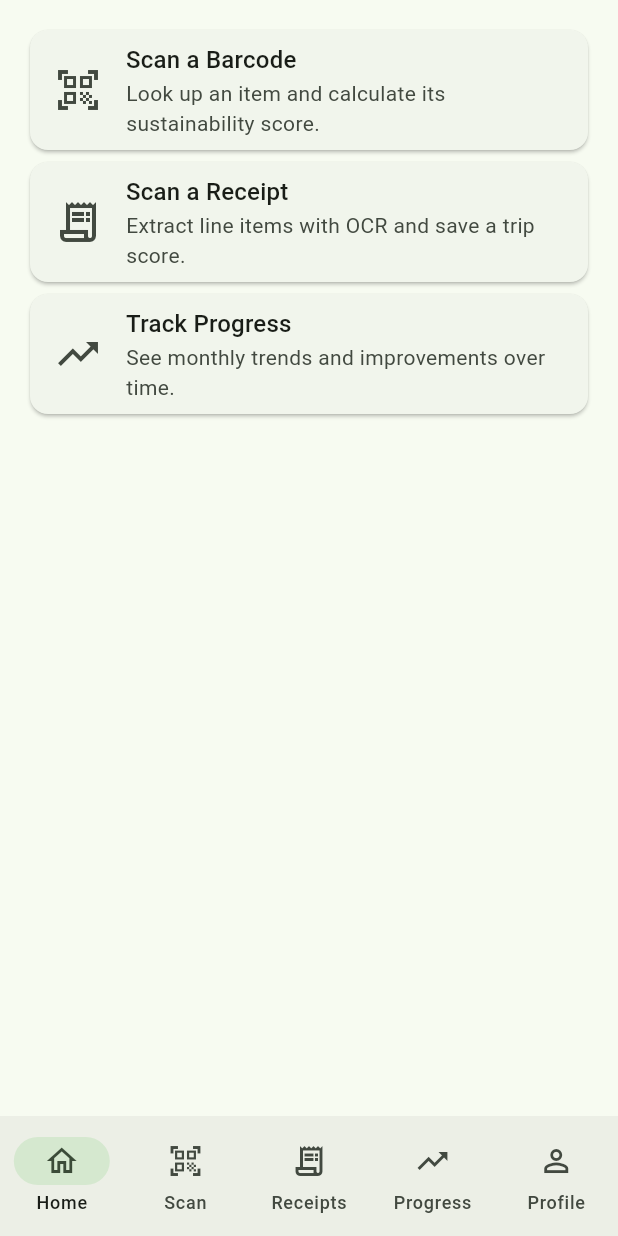
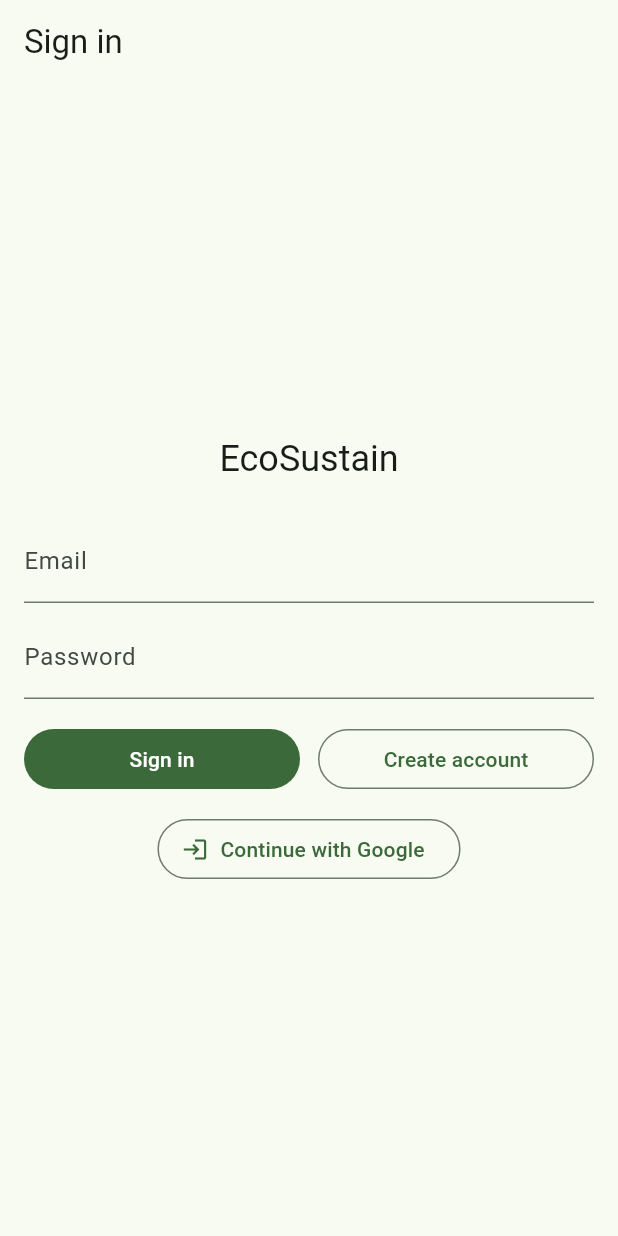
Before and after one commit to RajeshGang/eco_buddy, a Flutter app: the screen it shows after launch, on a phone screen of 412 x 824 dp. Run offline on Flutter 3.47's test engine with Material 3 defaults, Android fonts, the phone set to English and light mode, and no system bars; our stand-ins replace cloud_firestore, firebase_auth, firebase_core, fl_chart, google_sign_in, image_picker; missing offline and left inert: google_mlkit_text_recognition, mobile_scanner; accounts and stored records are empty.

Commit message:
Added login / auth

```diff
--- /dev/null
+++ b/lib/features/auth/auth_gate.dart
@@ -0,0 +1,22 @@
+import 'package:firebase_auth/firebase_auth.dart';
+import 'package:flutter/material.dart';
+import 'sign_in_page.dart';
+
+/// Shows [child] when signed in; otherwise shows the SignInPage.
+class AuthGate extends StatelessWidget {
+  final Widget child;
+  const AuthGate({super.key, required this.child});
+
+  @override
+  Widget build(BuildContext context) {
+    return StreamBuilder<User?>(
+      stream: FirebaseAuth.instance.authStateChanges(),
+      builder: (context, snap) {
+        if (snap.connectionState == ConnectionState.waiting) {
+          return const Scaffold(body: Center(child: CircularProgressIndicator()));
+        }
+        return snap.data == null ? const SignInPage() : child;
+      },
+    );
+  }
+}
--- /dev/null
+++ b/lib/features/auth/sign_in_page.dart
@@ -0,0 +1,101 @@
+import 'package:firebase_auth/firebase_auth.dart';
+import 'package:flutter/foundation.dart' show kIsWeb;
+import 'package:flutter/material.dart';
+import 'package:google_sign_in/google_sign_in.dart';
+
+class SignInPage extends StatefulWidget {
+  const SignInPage({super.key});
+  @override
+  State<SignInPage> createState() => _SignInPageState();
+}
+
+class _SignInPageState extends State<SignInPage> {
+  final _email = TextEditingController();
+  final _password = TextEditingController();
+  bool _busy = false;
+  String? _error;
+
+  Future<void> _emailSignIn({required bool create}) async {
+    setState(() { _busy = true; _error = null; });
+    try {
+      final auth = FirebaseAuth.instance;
+      if (create) {
+        await auth.createUserWithEmailAndPassword(
+          email: _email.text.trim(), password: _password.text);
+      } else {
+        await auth.signInWithEmailAndPassword(
+          email: _email.text.trim(), password: _password.text);
+      }
+    } on FirebaseAuthException catch (e) {
+      setState(() => _error = e.message);
+    } finally {
+      if (mounted) setState(() => _busy = false);
+    }
+  }
+
+  Future<void> _googleSignIn() async {
+    setState(() { _busy = true; _error = null; });
+    try {
+      final auth = FirebaseAuth.instance;
+      if (kIsWeb) {
+        await auth.signInWithPopup(GoogleAuthProvider());
+      } else {
+        final googleUser = await GoogleSignIn().signIn();
+        if (googleUser == null) return; // cancelled
+        final googleAuth = await googleUser.authentication;
+        final cred = GoogleAuthProvider.credential(
+          accessToken: googleAuth.accessToken, idToken: googleAuth.idToken);
+        await auth.signInWithCredential(cred);
+      }
+    } on FirebaseAuthException catch (e) {
+      setState(() => _error = e.message);
+    } finally {
+      if (mounted) setState(() => _busy = false);
+    }
+  }
+
+  @override
+  Widget build(BuildContext context) {
+    final theme = Theme.of(context);
+    return Scaffold(
+      appBar: AppBar(title: const Text('Sign in')),
+      body: Center(
+        child: ConstrainedBox(
+          constraints: const BoxConstraints(maxWidth: 420),
+          child: Padding(
+            padding: const EdgeInsets.all(16),
+            child: Column(mainAxisSize: MainAxisSize.min, children: [
+              Text('EcoSustain', style: theme.textTheme.headlineSmall),
+              const SizedBox(height: 16),
+              if (_error != null)
+                Text(_error!, style: TextStyle(color: theme.colorScheme.error)),
+              const SizedBox(height: 8),
+              TextField(controller: _email, decoration: const InputDecoration(labelText: 'Email')),
+              const SizedBox(height: 8),
+              TextField(controller: _password, decoration: const InputDecoration(labelText: 'Password'), obscureText: true),
+              const SizedBox(height: 16),
+              Row(children: [
+                Expanded(child: FilledButton(
+                  onPressed: _busy ? null : () => _emailSignIn(create: false),
+                  child: _busy ? const SizedBox(height:20,width:20,child:CircularProgressIndicator(strokeWidth:2))
+                               : const Text('Sign in'),
+                )),
+                const SizedBox(width: 12),
+                Expanded(child: OutlinedButton(
+                  onPressed: _busy ? null : () => _emailSignIn(create: true),
+                  child: const Text('Create account'),
+                )),
+              ]),
+              const SizedBox(height: 12),
+              OutlinedButton.icon(
+                onPressed: _busy ? null : _googleSignIn,
+                icon: const Icon(Icons.login),
+                label: const Text('Continue with Google'),
+              ),
+            ]),
+          ),
+        ),
+      ),
+    );
+  }
+}
--- a/lib/main.dart
+++ b/lib/main.dart
@@ -3,27 +3,42 @@ import 'package:flutter/foundation.dart' show kIsWeb, defaultTargetPlatform, Tar
 import 'package:firebase_core/firebase_core.dart';
 import 'firebase_options.dart';
 
-// NEW: feature screens
-import 'features/scan/barcode_scanner_screen.dart';
-import 'features/scan/receipt_ocr_screen.dart';
+// ---- Auth (you added these files earlier) ----
+import 'features/auth/auth_gate.dart';
+import 'features/auth/profile_screen.dart';
+
+// ---- Trends (works on web & mobile) ----
 import 'features/stats/trends_screen.dart';
 
-void main() async {
+// ---- Conditional imports: real mobile screens vs web stubs ----
+import 'features/scan/barcode_scanner_screen_stub.dart'
+  if (dart.library.io) 'features/scan/barcode_scanner_screen_mobile.dart';
+import 'features/scan/receipt_ocr_screen_stub.dart'
+  if (dart.library.io) 'features/scan/receipt_ocr_screen_mobile.dart';
+
+Future<void> main() async {
   WidgetsFlutterBinding.ensureInitialized();
-  await Firebase.initializeApp(
-    options: DefaultFirebaseOptions.currentPlatform,
-  );
+
+  // We only init Firebase on mobile. Web config can be added later.
+  if (!kIsWeb) {
+    await Firebase.initializeApp(
+      options: DefaultFirebaseOptions.currentPlatform,
+    );
+  }
+
   runApp(const EcoSustainApp());
 }
 
 class EcoSustainApp extends StatelessWidget {
   const EcoSustainApp({super.key});
+
   @override
   Widget build(BuildContext context) {
     return MaterialApp(
       title: 'EcoSustain',
       theme: ThemeData(useMaterial3: true, colorSchemeSeed: Colors.green),
-      home: const EcoNavScaffold(),
+      // If web is not configured, show a friendly page instead of crashing.
+      home: kIsWeb ? const _WebNotConfigured() : const AuthGate(child: EcoNavScaffold()),
     );
   }
 }
@@ -46,28 +61,22 @@ class _EcoNavScaffoldState extends State<EcoNavScaffold> {
   @override
   Widget build(BuildContext context) {
     final pages = <Widget>[
-      // Home
-      _HomeLanding(onGoScan: () => setState(() => _index = 1), onGoReceipt: () => setState(() => _index = 2)),
-      // Scan (barcode)
-      _mobileCameraSupported
-          ? const BarcodeScannerScreen()
-          : const _UnsupportedPlaceholder(feature: 'Barcode Scanner'),
-      // Receipt OCR
-      _mobileCameraSupported
-          ? const ReceiptOcrScreen()
-          : const _UnsupportedPlaceholder(feature: 'Receipt OCR'),
-      // Progress (uses Firestore stream; replace "demo" with your signed-in uid when Auth is wired)
+      const _HomeLanding(),
+      _mobileCameraSupported ? const BarcodeScannerScreen()
+                             : const _UnsupportedPlaceholder(feature: 'Barcode Scanner'),
+      _mobileCameraSupported ? const ReceiptOcrScreen()
+                             : const _UnsupportedPlaceholder(feature: 'Receipt OCR'),
+      // Replace 'demo' with your auth UID once you plumb it through (or read from FirebaseAuth)
       const TrendsScreen(uid: 'demo'),
-      // Profile (placeholder)
-      const _ProfilePlaceholder(),
+      const ProfileScreen(),
     ];
 
-    final items = const [
-      BottomNavigationBarItem(icon: Icon(Icons.home_outlined), label: 'Home'),
-      BottomNavigationBarItem(icon: Icon(Icons.qr_code_scanner), label: 'Scan'),
-      BottomNavigationBarItem(icon: Icon(Icons.receipt_long_outlined), label: 'Receipts'),
-      BottomNavigationBarItem(icon: Icon(Icons.trending_up), label: 'Progress'),
-      BottomNavigationBarItem(icon: Icon(Icons.person_outline), label: 'Profile'),
+    final destinations = const [
+      NavigationDestination(icon: Icon(Icons.home_outlined), label: 'Home'),
+      NavigationDestination(icon: Icon(Icons.qr_code_scanner), label: 'Scan'),
+      NavigationDestination(icon: Icon(Icons.receipt_long_outlined), label: 'Receipts'),
+      NavigationDestination(icon: Icon(Icons.trending_up), label: 'Progress'),
+      NavigationDestination(icon: Icon(Icons.person_outline), label: 'Profile'),
     ];
 
     return Scaffold(
@@ -75,16 +84,14 @@ class _EcoNavScaffoldState extends State<EcoNavScaffold> {
       bottomNavigationBar: NavigationBar(
         selectedIndex: _index,
         onDestinationSelected: (i) => setState(() => _index = i),
-        destinations: items.map((e) => NavigationDestination(icon: e.icon!, label: e.label!)).toList(),
+        destinations: destinations,
       ),
     );
   }
 }
 
 class _HomeLanding extends StatelessWidget {
-  final VoidCallback onGoScan;
-  final VoidCallback onGoReceipt;
-  const _HomeLanding({super.key, required this.onGoScan, required this.onGoReceipt});
+  const _HomeLanding({super.key});
   @override
   Widget build(BuildContext context) {
     return ListView(
@@ -144,10 +151,24 @@ class _UnsupportedPlaceholder extends StatelessWidget {
   }
 }
 
-class _ProfilePlaceholder extends StatelessWidget {
-  const _ProfilePlaceholder({super.key});
+class _WebNotConfigured extends StatelessWidget {
+  const _WebNotConfigured({super.key});
   @override
   Widget build(BuildContext context) {
-    return const Center(child: Text('Profile (coming soon)'));
+    return Scaffold(
+      appBar: AppBar(title: const Text('EcoSustain (Web)')),
+      body: Center(
+        child: Padding(
+          padding: const EdgeInsets.all(24),
+          child: Text(
+            'Web Firebase isn’t configured yet.\n\n'
+            '✅ Android/iOS are ready. Run on a phone or simulator.\n\n'
+            'If you want Web later, add a Web app in Firebase,\n'
+            'then run: flutterfire configure --platforms=web,android,ios',
+            textAlign: TextAlign.center,
+          ),
+        ),
+      ),
+    );
   }
 }
--- a/pubspec.yaml
+++ b/pubspec.yaml
@@ -47,6 +47,7 @@ dependencies:
   flutter_riverpod: ^2.5.1
   fl_chart: ^0.69.0
   intl: ^0.19.0
+  google_sign_in: ^6.2.1
 
 dev_dependencies:
   flutter_test:
```
Also changed, not shown: lib/features/auth/profile_screen.dart (added, +62 -0 lines), lib/features/scan/barcode_scanner_screen_stub.dart (added, +14 -0 lines), lib/features/scan/receipt_ocr_screen_stub.dart (added, +14 -0 lines), firebase.json, lib/features/scan/barcode_scanner_screen_mobile.dart (renamed from lib/features/scan/barcode_scanner_screen.dart), lib/features/scan/receipt_ocr_screen_mobile.dart (renamed from lib/features/scan/receipt_ocr_screen.dart), lib/firebase_options.dart, pubspec.lock, 3 other files.
